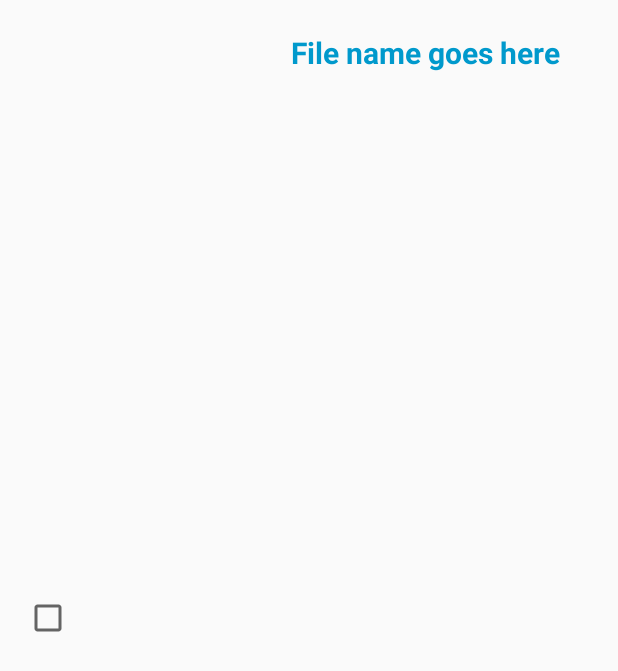
After one commit to iMilind/CmpE277_Spartan_Drive, an Android app: the layout dropbox_item.xml on its own in the app's theme, with its tools: preview values and no code run, on a phone screen of 412 x 824 dp. The commit adds this screen. Shown: the top 671 px of the screen. Run offline under Robolectric (Android 15) with nearby library versions, the phone set to English and light mode, and no system bars.

Commit message:
added landing view fragment to display files and folders
Signed-off-by: Milind Mahajan <milind.mahajan@sjsu.edu>

```diff
--- a/app/src/main/AndroidManifest.xml
+++ b/app/src/main/AndroidManifest.xml
@@ -6,7 +6,7 @@
 
     <application
         android:allowBackup="true"
-        android:icon="@mipmap/ic_launcher"
+        android:icon="@mipmap/cloud"
         android:label="@string/app_name"
         android:theme="@style/AppTheme">
         <activity
--- /dev/null
+++ b/app/src/main/res/layout/dropbox_item.xml
@@ -0,0 +1,41 @@
+<?xml version="1.0" encoding="utf-8"?>
+<RelativeLayout
+    xmlns:android="http://schemas.android.com/apk/res/android"
+    android:layout_width="match_parent"
+    android:layout_height="match_parent"
+    android:padding="16dp"
+    >
+
+    <CheckBox
+        android:id="@+id/checkBox"
+        android:layout_width="40sp"
+        android:layout_height="40sp"
+        android:layout_alignParentStart="true"
+        android:layout_centerVertical="true"
+        android:focusable="false"
+        android:focusableInTouchMode="false"
+        />
+
+    <ImageView
+        android:id="@+id/icon"
+        android:layout_width="128dp"
+        android:layout_height="128dp"
+        android:layout_alignParentLeft="false"
+        android:layout_alignParentTop="true"
+        android:layout_marginLeft="10dp"
+        android:layout_toEndOf="@id/checkBox"
+        />
+
+    <TextView android:id="@+id/title"
+        android:layout_width="wrap_content"
+        android:layout_height="wrap_content"
+        android:text="File name goes here"
+        android:layout_toRightOf="@+id/icon"
+        android:layout_alignParentTop="true"
+        android:layout_marginTop="5dp"
+        android:textSize="20sp"
+        android:textStyle="bold"
+        android:textColor="@android:color/holo_blue_dark"
+        />
+
+</RelativeLayout>
--- a/app/src/main/res/values/styles.xml
+++ b/app/src/main/res/values/styles.xml
@@ -1,7 +1,7 @@
 <resources>
 
     <!-- Base application theme. -->
-    <style name="AppTheme" parent="Theme.AppCompat.Light.DarkActionBar">
+    <style name="AppTheme" parent="Base.Theme.AppCompat.Light.DarkActionBar">
         <!-- Customize your theme here. -->
     </style>
 
```
Also changed, not shown: app/src/main/java/com/example/milindmahajan/spartandrive/fragments/ListViewFragment.java (added, +103 -0 lines), app/src/main/java/com/example/milindmahajan/spartandrive/model/DropboxItem.java (added, +7 -0 lines), app/src/main/res/layout/fragment_list_view.xml (added, +16 -0 lines), app/src/main/res/mipmap-hdpi/cloud.png (added).
